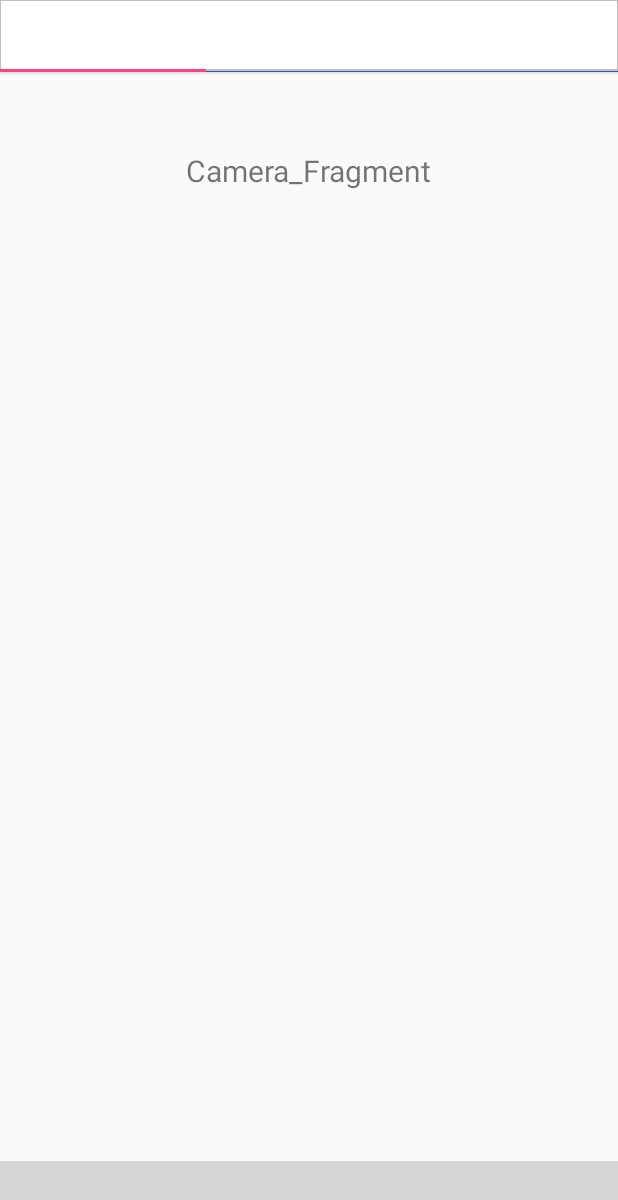
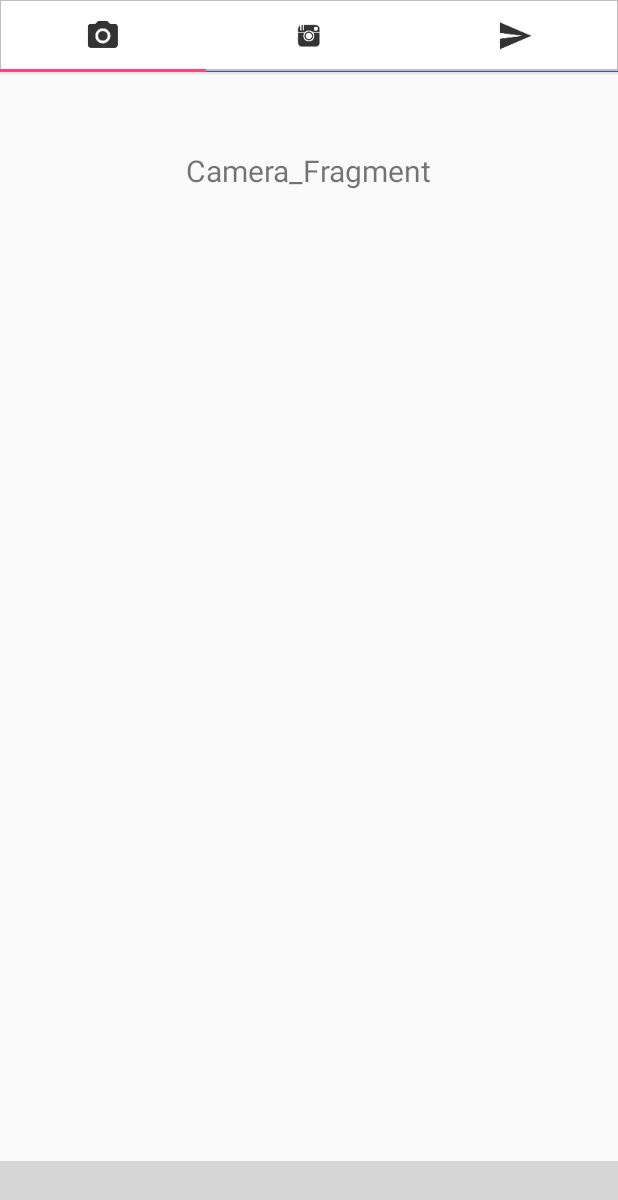
Before and after one commit to liranZiv27/InstaClone, an Android app: the screen it shows after launch (MainActivity), on a phone screen of 412 x 824 dp. Shown: the top 1200 px of the screen. Run offline under Robolectric (Android 15) with nearby library versions, the phone set to English and light mode, and no system bars; libraries missing offline, so code that uses them is left out: com.ittianyu.bottomnavigationviewex; plain views replace BottomNavigationViewEx; 6 statements that could not run were skipped; grey boxes are pictures that could not be loaded.

Commit message:
Fragments and tabs
add icons for the fragments

```diff
--- a/src/main/java/com/liran/instaclone/Main/MainActivity.java
+++ b/src/main/java/com/liran/instaclone/Main/MainActivity.java
@@ -32,14 +32,17 @@ public class MainActivity extends AppCompatActivity {
      */
     private void setupViewPager (){
         SectionsPagerAdapter adapter = new SectionsPagerAdapter(getSupportFragmentManager());
-        adapter.addFragment(new CameraFragment());
-        adapter.addFragment(new MainFragment());
-        adapter.addFragment(new MessagesFragment());
+        adapter.addFragment(new CameraFragment());//index 0
+        adapter.addFragment(new MainFragment());//index 1
+        adapter.addFragment(new MessagesFragment());//index 2
         ViewPager viewPager = findViewById(R.id.container);
         viewPager.setAdapter(adapter);
 
         TabLayout tabLayout = findViewById(R.id.tabs);
         tabLayout.setupWithViewPager(viewPager);
+        tabLayout.getTabAt(0).setIcon(R.drawable.ic_camera);
+        tabLayout.getTabAt(1).setIcon(R.drawable.ic_action_name);
+        tabLayout.getTabAt(2).setIcon(R.drawable.ic_arrow);
     }
     /**
      * BottomNavigationView setup
```
